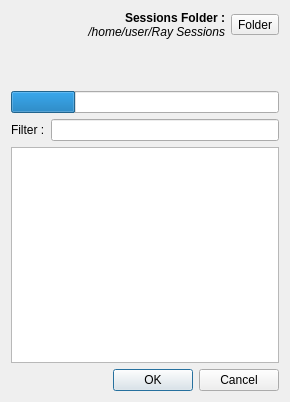
The window that resources/ui/open_session.ui (Houston4444/RaySession) describes before a commit, drawn with Qt 5.
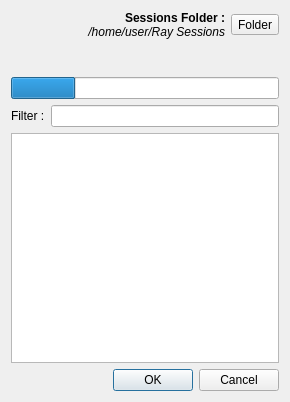
The same window after the commit. Icons and pictures are not drawn. Custom widgets are drawn as their Qt base class.

Patch:
```diff
--- a/resources/ui/open_session.ui
+++ b/resources/ui/open_session.ui
@@ -92,7 +92,7 @@
         <property name="sizeHint" stdset="0">
          <size>
           <width>20</width>
-          <height>40</height>
+          <height>26</height>
          </size>
         </property>
        </spacer>
```
